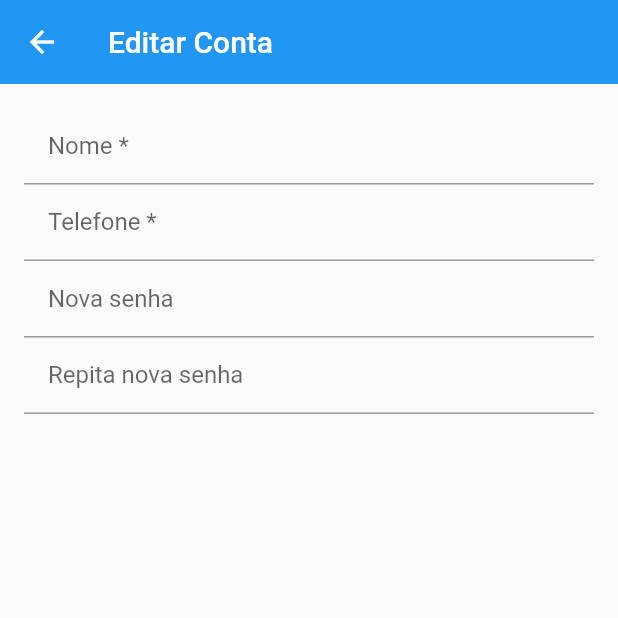
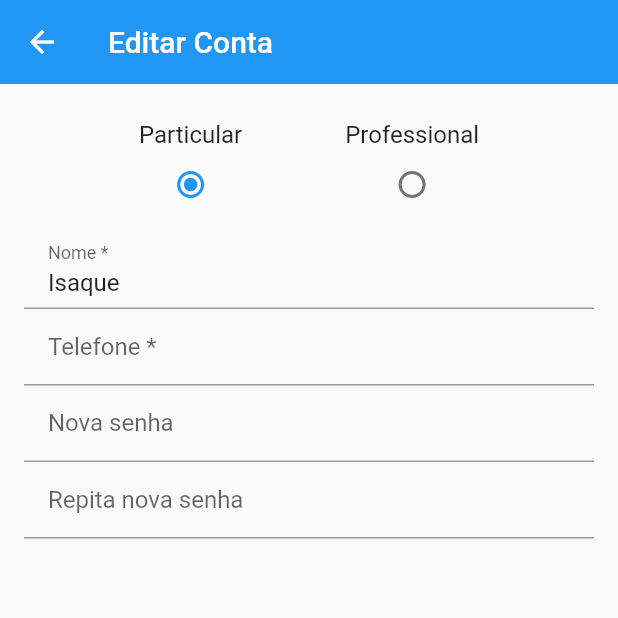
Before and after one commit to IsaqueAraujoApp/Aprendendo-Flutter, a Flutter app: the EditAccountScreen screen opened directly, on a phone screen of 412 x 824 dp, the top half of it. Run offline on Flutter 3.47's test engine with Material 2 defaults, Android fonts, the phone set to English and light mode, and no system bars; our stand-ins replace brasil_fields, carousel_pro, cloud_firestore, dio, firebase_auth, firebase_storage and 8 more; missing offline and left inert: bloc_pattern, flutter_youtube; accounts and stored records are empty.

Commit message:
App XLO Clone
 - Selecionando o Tipo do Anunciante

```diff
--- a/xlo/lib/models/user.dart
+++ b/xlo/lib/models/user.dart
@@ -1,9 +1,12 @@
+enum UserType { PARTICULAR, PROFESSINAL }
+
 class User {
-
-  User({this.name, this.email, this.password});
+  User({this.name, this.email, this.password, this.phone});
 
   String name;
   String email;
   String password;
 
+  String phone;
+  UserType userType = UserType.PARTICULAR;
 }
--- a/xlo/lib/screens/editaccount/edit_account_screen.dart
+++ b/xlo/lib/screens/editaccount/edit_account_screen.dart
@@ -1,6 +1,8 @@
 import 'package:brasil_fields/brasil_fields.dart';
 import 'package:flutter/material.dart';
 import 'package:flutter/services.dart';
+import 'package:xlo/models/user.dart';
+import 'package:xlo/screens/editaccount/widgets/user_type_widget.dart';
 
 class EditAccountScreen extends StatefulWidget {
   @override
@@ -8,6 +10,8 @@ class EditAccountScreen extends StatefulWidget {
 }
 
 class _EditAccountScreenState extends State<EditAccountScreen> {
+  final User _user = User(name: 'Isaque');
+
   @override
   Widget build(BuildContext context) {
     InputDecoration _buildDecoration(String label) {
@@ -25,7 +29,12 @@ class _EditAccountScreenState extends State<EditAccountScreen> {
       body: ListView(
         padding: const EdgeInsets.all(16),
         children: <Widget>[
+          UserTypeWidget(
+            initialValue: _user.userType,
+            onSaved: (userType) {},
+          ),
           TextFormField(
+            initialValue: _user.name,
             decoration: _buildDecoration('Nome *'),
             validator: (name) {
               if (name.length < 6) return 'Nome inválido';
@@ -34,6 +43,7 @@ class _EditAccountScreenState extends State<EditAccountScreen> {
             onSaved: (name) {},
           ),
           TextFormField(
+            initialValue: _user.phone,
             decoration: _buildDecoration('Telefone *'),
             keyboardType: TextInputType.phone,
             inputFormatters: [
--- /dev/null
+++ b/xlo/lib/screens/editaccount/widgets/user_type_widget.dart
@@ -0,0 +1,54 @@
+import 'package:flutter/material.dart';
+import 'package:xlo/models/user.dart';
+
+class UserTypeWidget extends StatelessWidget {
+  const UserTypeWidget({this.initialValue, this.onSaved});
+
+  final UserType initialValue;
+  final FormFieldSetter<UserType> onSaved;
+  @override
+  Widget build(BuildContext context) {
+    return Padding(
+      padding: const EdgeInsets.all(8),
+      child: FormField(
+          initialValue: initialValue,
+          onSaved: onSaved,
+          builder: (state) {
+            return Row(
+              mainAxisAlignment: MainAxisAlignment.spaceEvenly,
+              children: <Widget>[
+                Column(children: <Widget>[
+                  const Text(
+                    'Particular',
+                    style: TextStyle(
+                      fontSize: 16.0,
+                    ),
+                  ),
+                  Radio<UserType>(
+                    value: UserType.PARTICULAR,
+                    groupValue: state.value,
+                    onChanged: state.didChange,
+                  ),
+                  const SizedBox(
+                    width: 40,
+                  ),
+                ]),
+                Column(children: <Widget>[
+                  const Text(
+                    'Professional',
+                    style: TextStyle(
+                      fontSize: 16.0,
+                    ),
+                  ),
+                  Radio<UserType>(
+                    value: UserType.PROFESSINAL,
+                    groupValue: state.value,
+                    onChanged: state.didChange,
+                  ),
+                ]),
+              ],
+            );
+          }),
+    );
+  }
+}
```
